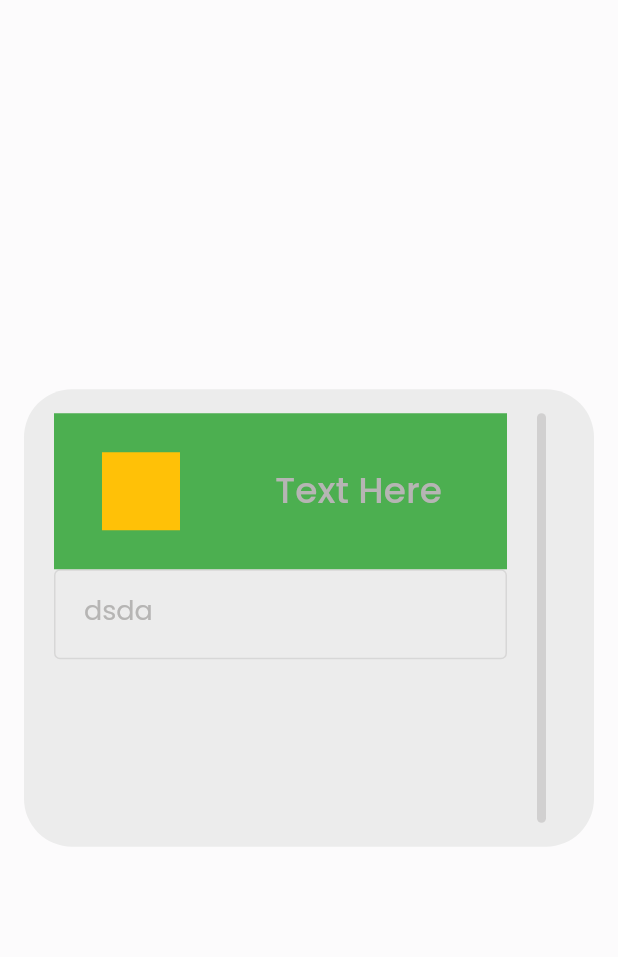
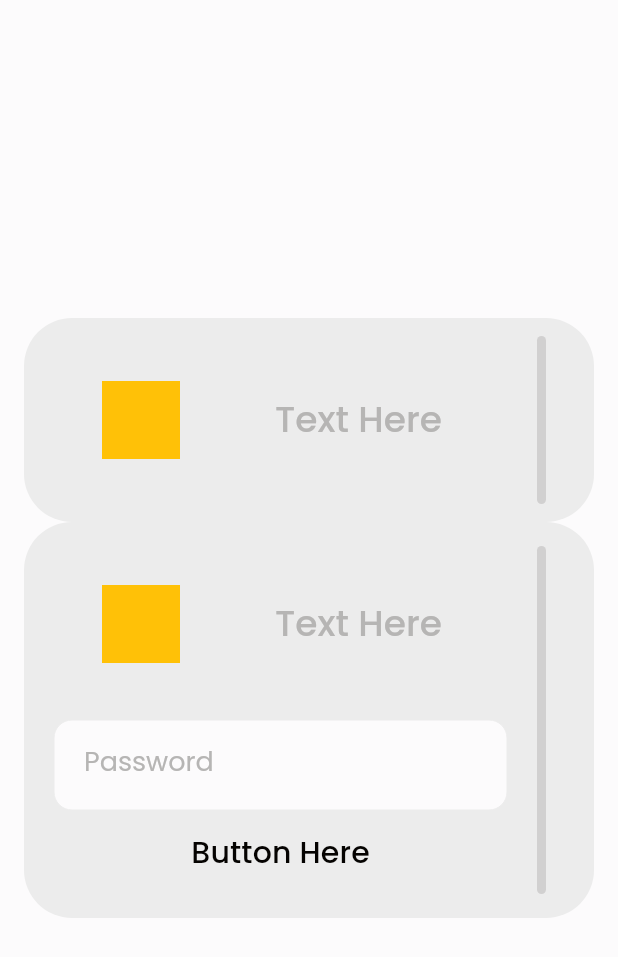
Before and after one commit to athiruj/communication_for_mobile_app_and_esp_module, a Flutter app: the screen it shows after launch, on a phone screen of 412 x 824 dp. Shown: the top 957 px of the screen. Run offline on Flutter 3.47's test engine with Material 2 defaults, Android fonts, the phone set to English and light mode, and no system bars.

Commit message:
NormalboxWithTextField classes

```diff
--- a/lib/main.dart
+++ b/lib/main.dart
@@ -8,7 +8,9 @@ void main() {
 }
 
 class MainApp extends StatelessWidget {
-  const MainApp({super.key});
+  const MainApp({
+    super.key,
+  });
 
   @override
   Widget build(BuildContext context) {
@@ -331,7 +333,7 @@ class MainApp extends StatelessWidget {
 }
 
 // class MyHomepage extends StatefulWidget {
-//   const MyHomepage({super.key});
+//   const MyHomepage({super.key,});
 
 //   @override
 //   State<MyHomepage> createState() => _MyHomepageState();
@@ -423,7 +425,9 @@ class MainApp extends StatelessWidget {
 // }
 
 class LayoutBase extends StatelessWidget {
-  const LayoutBase({super.key});
+  const LayoutBase({
+    super.key,
+  });
 
   @override
   Widget build(BuildContext context) {
@@ -435,25 +439,23 @@ class LayoutBase extends StatelessWidget {
 }
 
 class NormalLayout extends StatelessWidget {
-  const NormalLayout({super.key});
+  const NormalLayout({
+    super.key,
+  });
   // final VoidCallback? onPressed = false ? (){print()} : null;
   @override
   Widget build(BuildContext context) {
     return Center(
       child: Padding(
-        padding: const EdgeInsets.symmetric(horizontal: 16),
+        padding: const EdgeInsets.symmetric(
+          horizontal: 16.0,
+        ),
         child: Column(
           mainAxisAlignment: MainAxisAlignment.center,
           crossAxisAlignment: CrossAxisAlignment.center,
           children: const [
-            // NormalBox("sdsdsd"),
-            // SizedBox(
-            //   height: 8,
-            // ),
-            // TextFieldBox(
-            //   textfieldLabel: "Password",
-            // ),
-            NormalBoxWithTextfield("Text Here")
+            NormalBox("Text Here"),
+            NormalBoxWithTextfield("Text Here"),
           ],
         ),
       ),
@@ -464,10 +466,16 @@ class NormalLayout extends StatelessWidget {
 class NormalBoxWithTextfield extends StatelessWidget {
   final String text;
   final StatusBar? statusBar;
-  const NormalBoxWithTextfield(this.text, {super.key, this.statusBar});
+  const NormalBoxWithTextfield(
+    this.text, {
+    super.key,
+    this.statusBar,
+  });
 
   @override
   Widget build(BuildContext context) {
+    TextTheme textTheme = Theme.of(context).primaryTextTheme;
+    ColorScheme colorScheme = Theme.of(context).colorScheme;
     return Container(
       padding: const EdgeInsets.only(
         left: 20,
@@ -475,27 +483,26 @@ class NormalBoxWithTextfield extends StatelessWidget {
         top: 16,
         bottom: 16,
       ),
-      height: 305,
       decoration: BoxDecoration(
         borderRadius: BorderRadius.circular(32),
         color: Theme.of(context).colorScheme.surface,
       ),
-      child:  Row(
+      child: IntrinsicHeight(
+        child: Row(
           crossAxisAlignment: CrossAxisAlignment.start,
           mainAxisSize: MainAxisSize.max,
           children: [
-          Expanded(
+            Flexible(
+              child: IntrinsicWidth(
+                stepWidth: double.infinity,
                 child: Column(
                   children: [
                     Container(
                       height: 104,
-                  color: Colors.green,
                       padding: const EdgeInsets.only(
-                    left: 32.0
+                        left: 32.0,
                       ),
                       child: Row(
-                    mainAxisAlignment: MainAxisAlignment.spaceBetween,
-                    crossAxisAlignment: CrossAxisAlignment.center,
                         children: [
                           Container(
                             color: Colors.amber,
@@ -505,15 +512,18 @@ class NormalBoxWithTextfield extends StatelessWidget {
                           const SizedBox(
                             width: 20.0,
                           ),
-                      Expanded(
-
+                          Flexible(
                             child: Align(
                               alignment: Alignment.center,
                               child: Text(
                                 text,
-                            style:
-                                Theme.of(context).primaryTextTheme.titleMedium?.copyWith(
-                                      color: Theme.of(context).colorScheme.onSurface,
+                                style: Theme.of(context)
+                                    .primaryTextTheme
+                                    .titleMedium
+                                    ?.copyWith(
+                                      color: Theme.of(context)
+                                          .colorScheme
+                                          .onSurface,
                                     ),
                               ),
                             ),
@@ -521,10 +531,77 @@ class NormalBoxWithTextfield extends StatelessWidget {
                         ],
                       ),
                     ),
-                Expanded(
-                  child: TextFieldBox(textfieldLabel: "dsda",)
+                    const SizedBox(
+                      height: 12.0,
+                    ),
+                    TextField(
+                      // controller: textEditingController,
+                      obscureText: true,
+                      decoration: InputDecoration(
+                        disabledBorder: InputBorder.none,
+                        contentPadding: const EdgeInsets.symmetric(
+                          horizontal: 20.0,
+                          vertical: 16.0,
+                        ),
+                        filled: true,
+                        fillColor: colorScheme.onPrimary,
+                        focusedBorder: OutlineInputBorder(
+                          borderRadius: BorderRadius.circular(12),
+                          borderSide: BorderSide(
+                            color: colorScheme.onSurface,
+                            width: 2.0,
+                          ),
+                        ),
+                        errorBorder: OutlineInputBorder(
+                          borderRadius: BorderRadius.circular(12),
+                          borderSide: BorderSide(
+                            color: colorScheme.error,
+                            width: 2.0,
+                          ),
+                        ),
+                        focusedErrorBorder: OutlineInputBorder(
+                          borderRadius: BorderRadius.circular(12),
+                          borderSide: BorderSide(
+                            color: colorScheme.error,
+                            width: 2.0,
+                          ),
+                        ),
+                        enabledBorder: OutlineInputBorder(
+                          borderRadius: BorderRadius.circular(12),
+                          borderSide: BorderSide(
+                            color: colorScheme.surface,
+                            width: 0.0,
+                          ),
+                        ),
+                        // errorText: "error",
+                        errorStyle: textTheme.labelSmall?.copyWith(
+                          color: colorScheme.error,
+                        ),
+                        // constraints: const BoxConstraints(
+                        //   minHeight: 89.0,
+                        // ),
+                        labelText: "Password",
+                        labelStyle: textTheme.labelLarge,
+                        floatingLabelStyle: textTheme.bodyLarge,
+                      ),
+                      style: textTheme.titleSmall?.copyWith(
+                        fontWeight: FontWeight.w500,
+                      ),
+                    ),
+                    Container(
+                      height: 56,
+                      decoration: BoxDecoration(
+                        borderRadius: BorderRadius.circular(12),
+                        // color: Theme.of(context).colorScheme.primary,
+                      ),
+                      alignment: Alignment.center,
+                      child: Text(
+                        "Button Here",
+                        style: textTheme.titleSmall,
+                      ),
                     )
                   ],
+                ),
               ),
             ),
             const SizedBox(
@@ -533,164 +610,7 @@ class NormalBoxWithTextfield extends StatelessWidget {
             statusBar ?? const StatusBar()
           ],
         ),
+      ),
     );
   }
 }
-
-class TextFieldBox extends StatelessWidget {
-  // final String textfieldTitle;
-  final String textfieldLabel;
-  final TextEditingController? textEditingController;
-  const TextFieldBox(
-      {super.key,
-      required this.textfieldLabel,
-      // required this.textfieldTitle,
-      this.textEditingController});
-
-  @override
-  Widget build(BuildContext context) {
-    TextTheme textTheme = Theme.of(context).primaryTextTheme;
-    ColorScheme colorScheme = Theme.of(context).colorScheme;
-
-    return TextField(
-      controller: textEditingController,
-      decoration: InputDecoration(
-        disabledBorder: InputBorder.none,
-        contentPadding:
-            const EdgeInsets.symmetric(horizontal: 20, vertical: 16.0),
-        border: OutlineInputBorder(
-          // borderRadius: BorderRadius.circular(32),
-          borderSide: BorderSide(color: colorScheme.error, width: 2.0),
-
-        ),
-        // errorText: "error",
-        errorStyle: textTheme.labelSmall?.copyWith(color: colorScheme.error),
-        constraints: const BoxConstraints(minHeight: 89.0, minWidth: 320),
-        labelText: textfieldLabel,
-        labelStyle: textTheme.labelLarge,
-      ),
-      style: textTheme.titleSmall?.copyWith(fontWeight: FontWeight.w400),
-    );
-  }
-}
-
-
-// class OutlineMediumBoxs extends OutlinedButton {
-//   final String text;
-//   final StatusBar? statusBar;
-//   OutlineMediumBoxs(
-//     this.text, {
-//     super.key,
-//     this.statusBar,
-//     required super.onPressed,
-//     // required super.child,
-//   }) : super(
-//           child: ConstrainedBox(
-//             constraints: const BoxConstraints(maxHeight: 56,maxWidth: 272),
-//             child: Row(
-//               mainAxisSize: MainAxisSize.max,
-//               mainAxisAlignment: MainAxisAlignment.spaceBetween,
-//               crossAxisAlignment: CrossAxisAlignment.center,
-//               children: [
-//                 Container(
-//                   color: Colors.amber,
-//                   height: 52,
-//                   width: 52,
-//                 ),
-//                 Text(text),
-//                 statusBar ?? const StatusBar()
-//               ],
-//             ),
-//           ),
-//         );
-
-//   @override
-//   ButtonStyle defaultStyleOf(BuildContext context) {
-//     final ThemeData theme = Theme.of(context);
-//     final ColorScheme colorScheme = theme.colorScheme;
-//     return OutlinedButton.styleFrom(
-//       alignment: Alignment.center,
-//       animationDuration: kThemeChangeDuration,
-//       backgroundColor: Colors.transparent,
-//       disabledForegroundColor: colorScheme.onSurface.withOpacity(0.38),
-//       disabledBackgroundColor: Colors.transparent,
-//       disabledMouseCursor: SystemMouseCursors.basic,
-//       elevation: 0,
-//       enabledMouseCursor: SystemMouseCursors.click,
-//       // enableFeedback: ,
-//       // fixedSize: ,
-//       // foregroundColor: ,
-//       maximumSize: Size.infinite,
-//       minimumSize: const Size(324.0, 80.0),
-//       // mouseCursor: ,
-//       // overlayColor: ,
-//       padding: const EdgeInsets.only(
-//         left: 16,
-//         right: 28,
-//         top: 12,
-//         bottom: 12,
-//       ),
-//       shadowColor: theme.shadowColor,
-//       shape: RoundedRectangleBorder(
-//         borderRadius: BorderRadius.circular(20),
-//       ),
-
-//       side: BorderSide(
-//         width: 4,
-//         color: colorScheme.onSurface,
-//       ),
-//       splashFactory: InkRipple.splashFactory,
-//       // surfaceTintColor: ,
-//       tapTargetSize: theme.materialTapTargetSize,
-//       textStyle: theme.primaryTextTheme.titleMedium,
-//       visualDensity: theme.visualDensity,
-//     );
-//   }
-// }
-
-// class _OutlineMediumBox extends StatelessWidget {
-//    final String text;
-//   final StatusBar? statusBar;
-//   const _OutlineMediumBox({this.statusBar});
-
-//   @override
-//   Widget build(BuildContext context) {
-//     return  Row(
-//             mainAxisSize: MainAxisSize.max,
-//             mainAxisAlignment: MainAxisAlignment.spaceBetween,
-//             crossAxisAlignment: CrossAxisAlignment.center,
-//             children: [
-//               Container(
-//                 color: Colors.amber,
-//                 height: 52,
-//                 width: 52,
-//               ),
-//               Text(text),
-//               statusBar ?? const StatusBar()
-//             ],
-//           );
-//   }
-// }
-
-// foregroundColor: colorScheme.primary,
-//           disabledForegroundColor: colorScheme.onSurface.withOpacity(0.38),
-//           backgroundColor: Colors.transparent,
-//           disabledBackgroundColor: Colors.transparent,
-//           shadowColor: theme.shadowColor,
-//           elevation: 0,
-//           textStyle: theme.textTheme.labelLarge,
-//           padding: _scaledPadding(context),
-//           minimumSize: const Size(64, 36),
-//           maximumSize: Size.infinite,
-//           side: BorderSide(
-//             color: Theme.of(context).colorScheme.onSurface.withOpacity(0.12),
-//           ),
-//           shape: const RoundedRectangleBorder(borderRadius: BorderRadius.all(Radius.circular(4))),
-//           enabledMouseCursor: SystemMouseCursors.click,
-//           disabledMouseCursor: SystemMouseCursors.basic,
-//           visualDensity: theme.visualDensity,
-//           tapTargetSize: theme.materialTapTargetSize,
-//           animationDuration: kThemeChangeDuration,
-//           enableFeedback: true,
-//           alignment: Alignment.center,
-//           splashFactory: InkRipple.splashFactory,
```
Lines whose indentation alone changed are shown as unchanged.
